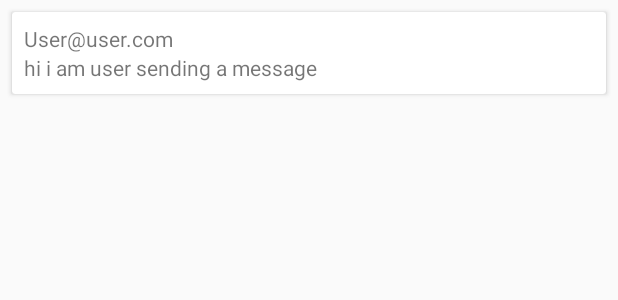
After one commit to CantonCode/CS4048, an Android app: the layout post_item.xml on its own in the app's theme, with its tools: preview values and no code run, on a phone screen of 412 x 824 dp. The commit adds this screen. Shown: the top 300 px of the screen. Run offline under Robolectric (Android 15) with nearby library versions, the phone set to English and light mode, and no system bars.

Commit message:
have cards made and number of items in data base been stored just no content goign to them

```diff
--- a/conorfirebasewk2/app/src/main/java/com/example/conor_firebase_wk2/NewPost.java
+++ b/conorfirebasewk2/app/src/main/java/com/example/conor_firebase_wk2/NewPost.java
@@ -27,6 +27,7 @@ public class NewPost extends AppCompatActivity implements View.OnClickListener{
     }
 
     private void resetText(){
+
         userPost.setText(" ");
     }
 
--- /dev/null
+++ b/conorfirebasewk2/app/src/main/res/layout/post_item.xml
@@ -0,0 +1,35 @@
+<?xml version="1.0" encoding="utf-8"?>
+<androidx.cardview.widget.CardView xmlns:tools="http://schemas.android.com/tools"
+    xmlns:android="http://schemas.android.com/apk/res/android"
+    android:layout_width="match_parent"
+    xmlns:app="http://schemas.android.com/apk/res-auto"
+    android:layout_marginTop="8dp"
+    android:layout_marginStart="8dp"
+    android:layout_marginEnd="8dp"
+    app:cardBackgroundColor="@color/cardview_light_background"
+    android:layout_height="wrap_content">
+
+    <RelativeLayout
+        android:layout_width="match_parent"
+        android:layout_height="match_parent"
+        android:padding="8dp">
+
+        <TextView
+            android:id="@+id/textViewEmail"
+            android:layout_width="wrap_content"
+            android:layout_height="wrap_content"
+            android:layout_alignParentTop="true"
+            android:maxLines="1"
+            android:text="@string/user_email" />
+
+        <TextView
+            android:id="@+id/textViewContent"
+            android:layout_width="wrap_content"
+            android:layout_height="wrap_content"
+            android:layout_alignParentStart="true"
+            android:layout_below="@id/textViewEmail"
+            android:text="@string/user_post_content" />
+    </RelativeLayout>
+
+
+</androidx.cardview.widget.CardView>
--- a/conorfirebasewk2/app/src/main/res/values/strings.xml
+++ b/conorfirebasewk2/app/src/main/res/values/strings.xml
@@ -98,4 +98,6 @@
     <string name="make_new_post">Publish Post</string>
     <string name="post">Enter Post Below</string>
     <string name="user_post">New Post......</string>
+    <string name="user_email">User@user.com</string>
+    <string name="user_post_content">hi i am user sending a message</string>
 </resources>
```
Also changed, not shown: conorfirebasewk2/app/build.gradle (+6 -1 lines), conorfirebasewk2/app/src/main/java/com/example/conor_firebase_wk2/Post.java (added, +29 -0 lines), conorfirebasewk2/app/src/main/java/com/example/conor_firebase_wk2/PostAdapter.java (added, +45 -0 lines), conorfirebasewk2/app/src/main/java/com/example/conor_firebase_wk2/ViewPosts.java (+34 -4 lines).
